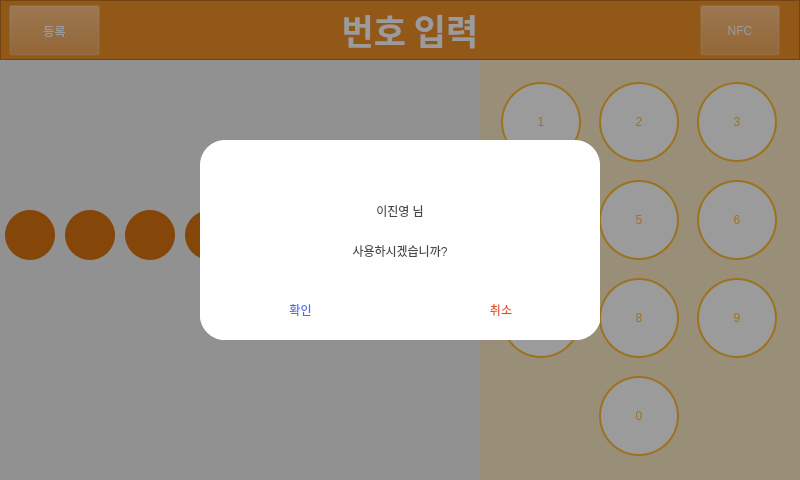
Before: the Qt Designer form PianoManager/ui_LogIn.ui in dotoleeoak/hun-piano, drawn with Qt 5.
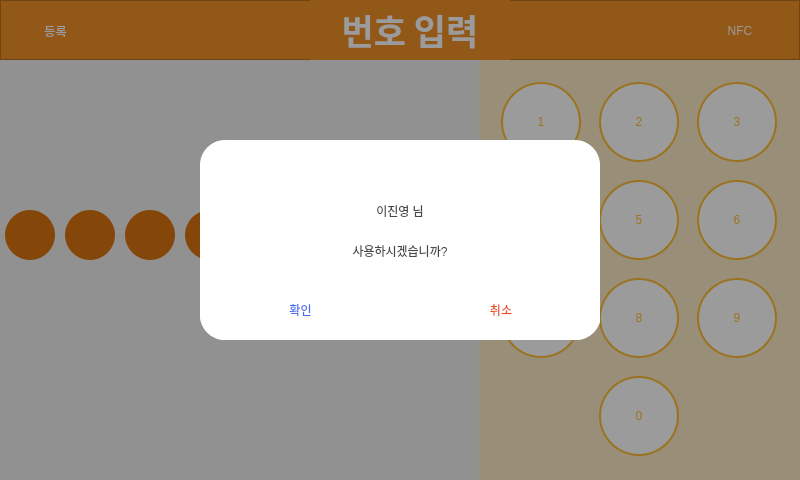
After: the same form once the commit is applied. Icons and pictures are not drawn.

The edit to the form file:
```diff
--- a/PianoManager/ui_LogIn.ui
+++ b/PianoManager/ui_LogIn.ui
@@ -13,68 +13,6 @@
   <property name="windowTitle">
    <string>Form</string>
   </property>
-  <widget class="QPushButton" name="ButtonNFC">
-   <property name="geometry">
-    <rect>
-     <x>700</x>
-     <y>5</y>
-     <width>80</width>
-     <height>51</height>
-    </rect>
-   </property>
-   <property name="layoutDirection">
-    <enum>Qt::RightToLeft</enum>
-   </property>
-   <property name="styleSheet">
-    <string notr="true">background-color: rgb(241, 145, 039, 0);
-color: rgb(255, 255, 255);
-font: 20pt &quot;배달의민족 한나체 Air&quot;;</string>
-   </property>
-   <property name="text">
-    <string>NFC</string>
-   </property>
-   <property name="icon">
-    <iconset>
-     <normaloff>Images/Phone.png</normaloff>Images/Phone.png</iconset>
-   </property>
-   <property name="iconSize">
-    <size>
-     <width>32</width>
-     <height>32</height>
-    </size>
-   </property>
-  </widget>
-  <widget class="QPushButton" name="ButtonRegister">
-   <property name="geometry">
-    <rect>
-     <x>9</x>
-     <y>5</y>
-     <width>91</width>
-     <height>51</height>
-    </rect>
-   </property>
-   <property name="styleSheet">
-    <string notr="true">background-color: rgb(241, 145, 039, 0);
-color: rgb(255, 255, 255);
-font: 20pt &quot;배달의민족 한나체 Air&quot;;</string>
-   </property>
-   <property name="text">
-    <string>등록</string>
-   </property>
-   <property name="icon">
-    <iconset>
-     <normaloff>Images/Document.png</normaloff>Images/Document.png</iconset>
-   </property>
-   <property name="iconSize">
-    <size>
-     <width>32</width>
-     <height>32</height>
-    </size>
-   </property>
-   <property name="autoRepeat">
-    <bool>false</bool>
-   </property>
-  </widget>
   <widget class="QPushButton" name="roundDisplay_5">
    <property name="geometry">
     <rect>
@@ -111,54 +49,6 @@
     <string/>
    </property>
   </widget>
-  <widget class="QGraphicsView" name="viewMebuBar">
-   <property name="enabled">
-    <bool>true</bool>
-   </property>
-   <property name="geometry">
-    <rect>
-     <x>0</x>
-     <y>0</y>
-     <width>800</width>
-     <height>60</height>
-    </rect>
-   </property>
-   <property name="autoFillBackground">
-    <bool>false</bool>
-   </property>
-   <property name="styleSheet">
-    <string notr="true">background-color: rgb(241, 145, 39);</string>
-   </property>
-   <property name="backgroundBrush">
-    <brush brushstyle="SolidPattern">
-     <color alpha="255">
-      <red>241</red>
-      <green>145</green>
-      <blue>39</blue>
-     </color>
-    </brush>
-   </property>
-   <property name="foregroundBrush">
-    <brush brushstyle="SolidPattern">
-     <color alpha="255">
-      <red>241</red>
-      <green>145</green>
-      <blue>39</blue>
-     </color>
-    </brush>
-   </property>
-   <property name="interactive">
-    <bool>true</bool>
-   </property>
-   <property name="sceneRect">
-    <rectf>
-     <x>20.000000000000000</x>
-     <y>20.000000000000000</y>
-     <width>400.000000000000000</width>
-     <height>50.000000000000000</height>
-    </rectf>
-   </property>
-  </widget>
   <widget class="QPushButton" name="roundDisplay_8">
    <property name="geometry">
     <rect>
@@ -177,7 +67,7 @@
     <string/>
    </property>
   </widget>
-  <widget class="QWidget" name="DialogueShadow" native="true">
+  <widget class="QFrame" name="DialogueShadow">
    <property name="enabled">
     <bool>true</bool>
    </property>
@@ -380,30 +270,6 @@
     </widget>
    </widget>
   </widget>
-  <widget class="QLabel" name="MenuPageLabel">
-   <property name="geometry">
-    <rect>
-     <x>310</x>
-     <y>0</y>
-     <width>200</width>
-     <height>60</height>
-    </rect>
-   </property>
-   <property name="font">
-    <font>
-     <family>배달의민족 한나체 Air</family>
-     <pointsize>26</pointsize>
-     <weight>75</weight>
-     <bold>true</bold>
-    </font>
-   </property>
-   <property name="text">
-    <string>&lt;html&gt;&lt;head/&gt;&lt;body&gt;&lt;p align=&quot;center&quot;&gt;&lt;span style=&quot; color:#ffffff;&quot;&gt;번호 입력&lt;/span&gt;&lt;/p&gt;&lt;/body&gt;&lt;/html&gt;</string>
-   </property>
-   <property name="alignment">
-    <set>Qt::AlignCenter</set>
-   </property>
-  </widget>
   <widget class="QPushButton" name="roundDisplay_6">
    <property name="geometry">
     <rect>
@@ -814,8 +680,113 @@
     <string/>
    </property>
   </widget>
-  <zorder>viewMebuBar</zorder>
-  <zorder>ButtonNFC</zorder>
+  <widget class="QFrame" name="MenuBar">
+   <property name="geometry">
+    <rect>
+     <x>0</x>
+     <y>0</y>
+     <width>800</width>
+     <height>60</height>
+    </rect>
+   </property>
+   <property name="styleSheet">
+    <string notr="true">background-color: rgb(241, 145, 039);</string>
+   </property>
+   <property name="frameShape">
+    <enum>QFrame::StyledPanel</enum>
+   </property>
+   <property name="frameShadow">
+    <enum>QFrame::Raised</enum>
+   </property>
+   <widget class="QPushButton" name="ButtonNFC">
+    <property name="geometry">
+     <rect>
+      <x>700</x>
+      <y>5</y>
+      <width>80</width>
+      <height>51</height>
+     </rect>
+    </property>
+    <property name="layoutDirection">
+     <enum>Qt::RightToLeft</enum>
+    </property>
+    <property name="styleSheet">
+     <string notr="true">border-radius: 1px;
+background-color: rgba(241, 145, 039, 0);
+color: rgb(255, 255, 255);
+font: 20pt &quot;배달의민족 한나체 Air&quot;;</string>
+    </property>
+    <property name="text">
+     <string>NFC</string>
+    </property>
+    <property name="icon">
+     <iconset>
+      <normaloff>Images/Phone.png</normaloff>Images/Phone.png</iconset>
+    </property>
+    <property name="iconSize">
+     <size>
+      <width>32</width>
+      <height>32</height>
+     </size>
+    </property>
+   </widget>
+   <widget class="QPushButton" name="ButtonRegister">
+    <property name="geometry">
+     <rect>
+      <x>10</x>
+      <y>5</y>
+      <width>91</width>
+      <height>51</height>
+     </rect>
+    </property>
+    <property name="styleSheet">
+     <string notr="true">border-radius: 1px;
+background-color: rgba(241, 145, 039, 0);
+color: rgb(255, 255, 255);
+font: 20pt &quot;배달의민족 한나체 Air&quot;;</string>
+    </property>
+    <property name="text">
+     <string>등록</string>
+    </property>
+    <property name="icon">
+     <iconset>
+      <normaloff>Images/Document.png</normaloff>Images/Document.png</iconset>
+    </property>
+    <property name="iconSize">
+     <size>
+      <width>32</width>
+      <height>32</height>
+     </size>
+    </property>
+    <property name="autoRepeat">
+     <bool>false</bool>
+    </property>
+   </widget>
+   <widget class="QLabel" name="MenuPageLabel">
+    <property name="geometry">
+     <rect>
+      <x>310</x>
+      <y>0</y>
+      <width>200</width>
+      <height>60</height>
+     </rect>
+    </property>
+    <property name="font">
+     <font>
+      <family>배달의민족 한나체 Air</family>
+      <pointsize>26</pointsize>
+      <weight>75</weight>
+      <bold>true</bold>
+     </font>
+    </property>
+    <property name="text">
+     <string>&lt;html&gt;&lt;head/&gt;&lt;body&gt;&lt;p align=&quot;center&quot;&gt;&lt;span style=&quot; color:#ffffff;&quot;&gt;번호 입력&lt;/span&gt;&lt;/p&gt;&lt;/body&gt;&lt;/html&gt;</string>
+    </property>
+    <property name="alignment">
+     <set>Qt::AlignCenter</set>
+    </property>
+   </widget>
+  </widget>
   <zorder>roundDisplay_5</zorder>
   <zorder>roundDisplay_4</zorder>
   <zorder>roundDisplay_8</zorder>
```
Left out of the diff: 3 changed lines with no effect on the pictures.
